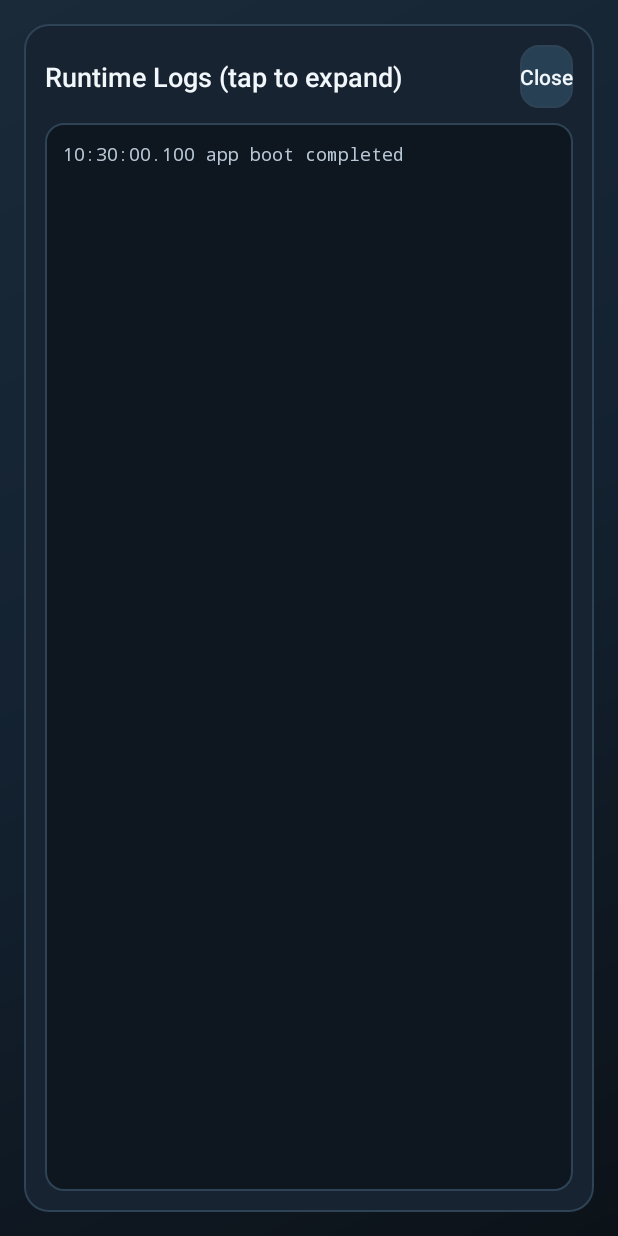
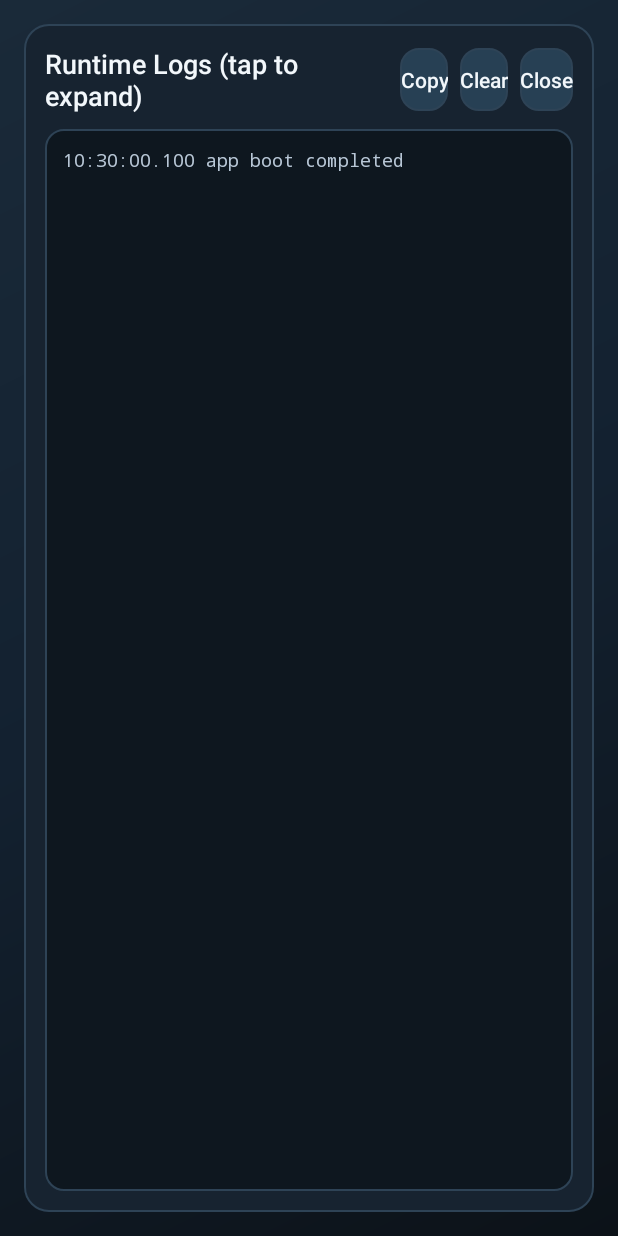
Before and after one commit to huise23/skoda-music, an Android app: the screen it shows after launch (MainActivity), after a tap on an icon or button, on a phone screen of 412 x 824 dp. Run offline under Robolectric (Android 15) with nearby library versions, the light colour scheme and no system bars.

Commit message:
feat(logs): add runtime log copy/clear actions and sync context after device pass

```diff
--- a/app/src/main/java/com/skodamusic/app/MainActivity.kt
+++ b/app/src/main/java/com/skodamusic/app/MainActivity.kt
@@ -1,6 +1,8 @@
 package com.skodamusic.app
 
 import android.app.Dialog
+import android.content.ClipData
+import android.content.ClipboardManager
 import android.os.Bundle
 import android.util.Log
 import android.media.AudioManager
@@ -1563,6 +1565,21 @@ class MainActivity : AppCompatActivity() {
         if (!this::runtimeLogPreview.isInitialized) {
             return
         }
+        runOnUiThread {
+            renderRuntimeLogSnapshot(snapshot)
+        }
+    }
+
+    private fun snapshotRuntimeLogs(): String {
+        synchronized(runtimeLogLock) {
+            if (runtimeLogLines.isEmpty()) {
+                return getString(R.string.runtime_logs_empty)
+            }
+            return runtimeLogLines.joinToString("\n")
+        }
+    }
+
+    private fun renderRuntimeLogSnapshot(snapshot: String) {
         val preview = if (snapshot.isBlank()) {
             getString(R.string.runtime_logs_empty)
         } else {
@@ -1571,7 +1588,6 @@ class MainActivity : AppCompatActivity() {
                 .takeLast(RUNTIME_LOG_PREVIEW_LINES)
                 .joinToString("\n")
         }
-        runOnUiThread {
         runtimeLogPreview.text = preview
         runtimeLogDialogText?.text = if (snapshot.isBlank()) {
             getString(R.string.runtime_logs_empty)
@@ -1579,15 +1595,21 @@ class MainActivity : AppCompatActivity() {
             snapshot
         }
     }
-    }
-
-    private fun snapshotRuntimeLogs(): String {
+
+    private fun copyRuntimeLogsToClipboard() {
+        val snapshot = snapshotRuntimeLogs()
+        val clipboard = getSystemService(CLIPBOARD_SERVICE) as? ClipboardManager ?: return
+        clipboard.setPrimaryClip(ClipData.newPlainText("Skoda Runtime Logs", snapshot))
+        appendRuntimeLog("runtime logs copied to clipboard")
+        Toast.makeText(this, R.string.toast_runtime_logs_copied, Toast.LENGTH_SHORT).show()
+    }
+
+    private fun clearRuntimeLogs() {
         synchronized(runtimeLogLock) {
-            if (runtimeLogLines.isEmpty()) {
-                return getString(R.string.runtime_logs_empty)
-            }
-            return runtimeLogLines.joinToString("\n")
-        }
+            runtimeLogLines.clear()
+        }
+        renderRuntimeLogSnapshot("")
+        Toast.makeText(this, R.string.toast_runtime_logs_cleared, Toast.LENGTH_SHORT).show()
     }
 
     private fun showRuntimeLogsFullscreen() {
@@ -1597,6 +1619,12 @@ class MainActivity : AppCompatActivity() {
         val dialog = Dialog(this, android.R.style.Theme_Black_NoTitleBar_Fullscreen)
         dialog.setContentView(R.layout.dialog_runtime_logs)
         val fullText = dialog.findViewById<TextView>(R.id.runtime_log_fullscreen_text)
+        dialog.findViewById<Button>(R.id.btn_copy_runtime_logs).setOnClickListener {
+            copyRuntimeLogsToClipboard()
+        }
+        dialog.findViewById<Button>(R.id.btn_clear_runtime_logs).setOnClickListener {
+            clearRuntimeLogs()
+        }
         dialog.findViewById<Button>(R.id.btn_close_runtime_logs).setOnClickListener {
             dialog.dismiss()
         }
--- a/app/src/main/res/layout/dialog_runtime_logs.xml
+++ b/app/src/main/res/layout/dialog_runtime_logs.xml
@@ -27,6 +27,28 @@
                 android:text="@string/label_runtime_logs"
                 android:textColor="@color/text_primary"
                 android:textSize="18sp" />
+
+            <Button
+                android:id="@+id/btn_copy_runtime_logs"
+                android:layout_width="wrap_content"
+                android:layout_height="42dp"
+                android:layout_marginRight="8dp"
+                android:background="@drawable/button_secondary"
+                android:fontFamily="sans-serif-medium"
+                android:text="@string/action_copy"
+                android:textAllCaps="false"
+                android:textColor="@color/text_primary" />
+
+            <Button
+                android:id="@+id/btn_clear_runtime_logs"
+                android:layout_width="wrap_content"
+                android:layout_height="42dp"
+                android:layout_marginRight="8dp"
+                android:background="@drawable/button_secondary"
+                android:fontFamily="sans-serif-medium"
+                android:text="@string/action_clear"
+                android:textAllCaps="false"
+                android:textColor="@color/text_primary" />
 
             <Button
                 android:id="@+id/btn_close_runtime_logs"
--- a/app/src/main/res/values/strings.xml
+++ b/app/src/main/res/values/strings.xml
@@ -65,6 +65,10 @@
     <string name="toast_queue_recommend_success">Queue recommendations applied</string>
     <string name="toast_queue_recommend_failed">Queue recommendation failed</string>
     <string name="runtime_logs_empty">No runtime logs yet.</string>
+    <string name="toast_runtime_logs_copied">Runtime logs copied</string>
+    <string name="toast_runtime_logs_cleared">Runtime logs cleared</string>
+    <string name="action_copy">Copy</string>
+    <string name="action_clear">Clear</string>
     <string name="action_close">Close</string>
     <string name="label_nav">Navigation</string>
     <string name="nav_home">Home</string>
```
Also changed, not shown: 6 other files. Lines whose indentation alone changed are shown as unchanged.
